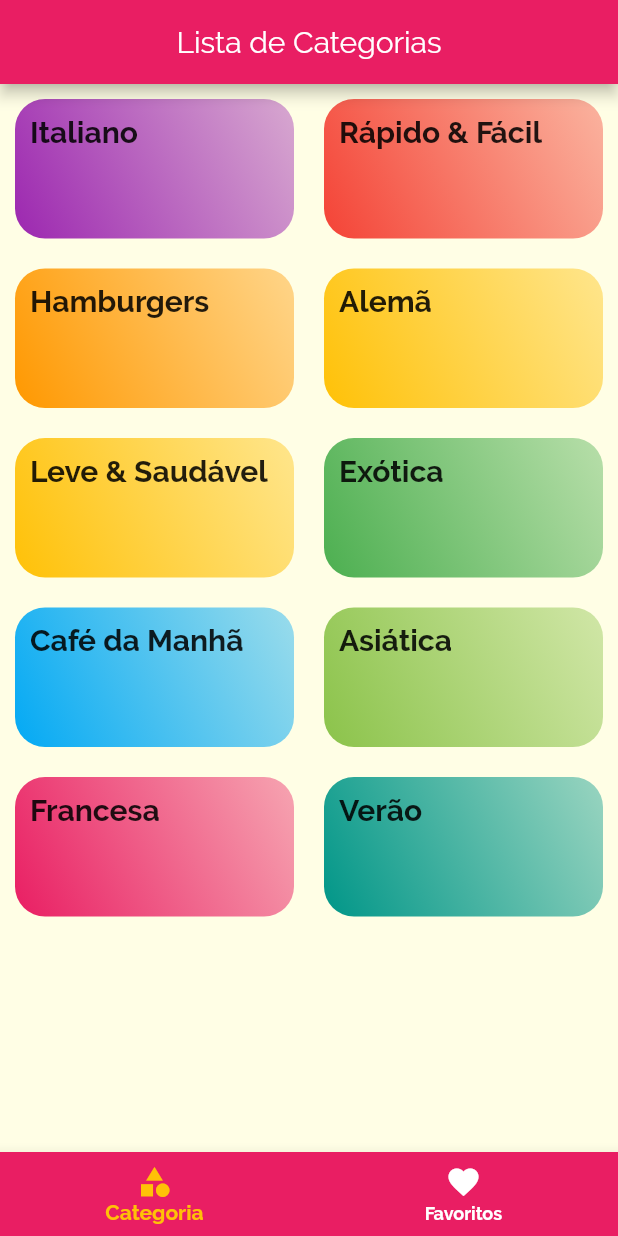
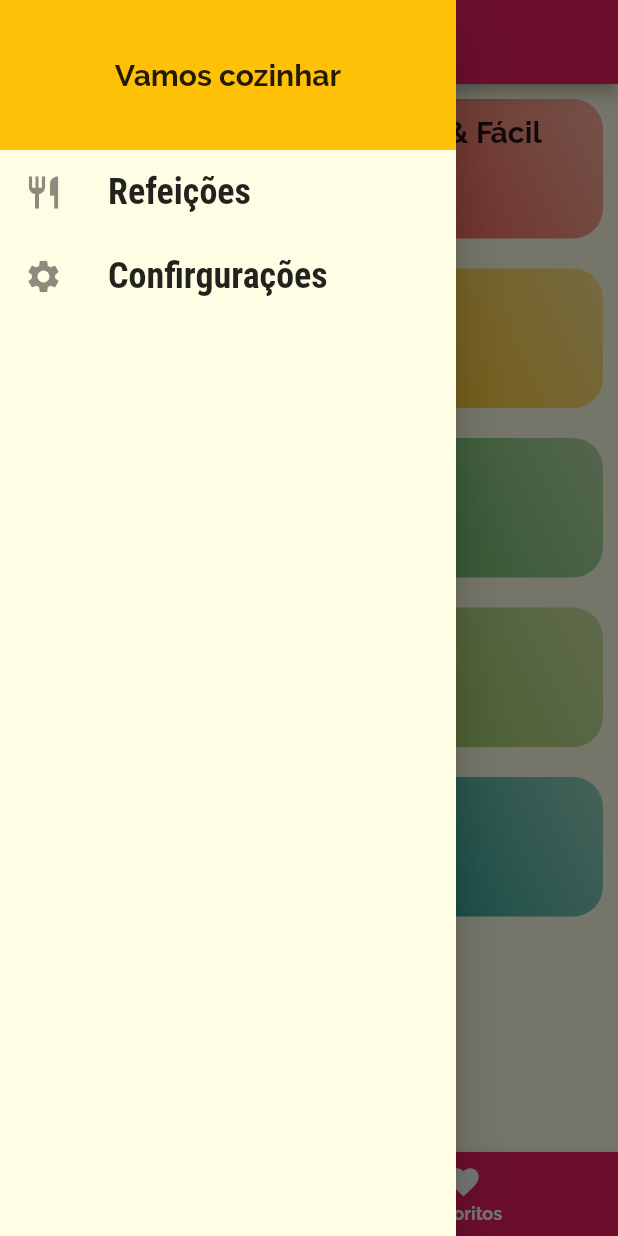
Before and after one commit to Anfacibry/navegacao, a Flutter app: the screen it shows after launch, with the side drawer open (before the commit the screen has no drawer), on a phone screen of 412 x 824 dp. Run offline on Flutter 3.47's test engine with Material 2 defaults, Android fonts, the phone set to English and light mode, and no system bars.

```diff
--- a/lib/screens/tab_screen.dart
+++ b/lib/screens/tab_screen.dart
@@ -1,4 +1,5 @@
 import 'package:flutter/material.dart';
+import 'package:navegacao/components/main_drawer.dart';
 import 'package:navegacao/screens/categoriasScreens.dart';
 import 'package:navegacao/screens/favorite_screen.dart';
 
@@ -28,6 +29,7 @@ class _TabsScreenState extends State<TabsScreen> {
         title: Text(screen[selectedScreenIndex]["titulo"].toString()),
         centerTitle: true,
       ),
+      drawer: MainDrawer(),
       body: screen[selectedScreenIndex]["screen"] as Widget,
       bottomNavigationBar: BottomNavigationBar(
         onTap: _selectScreen,
```
